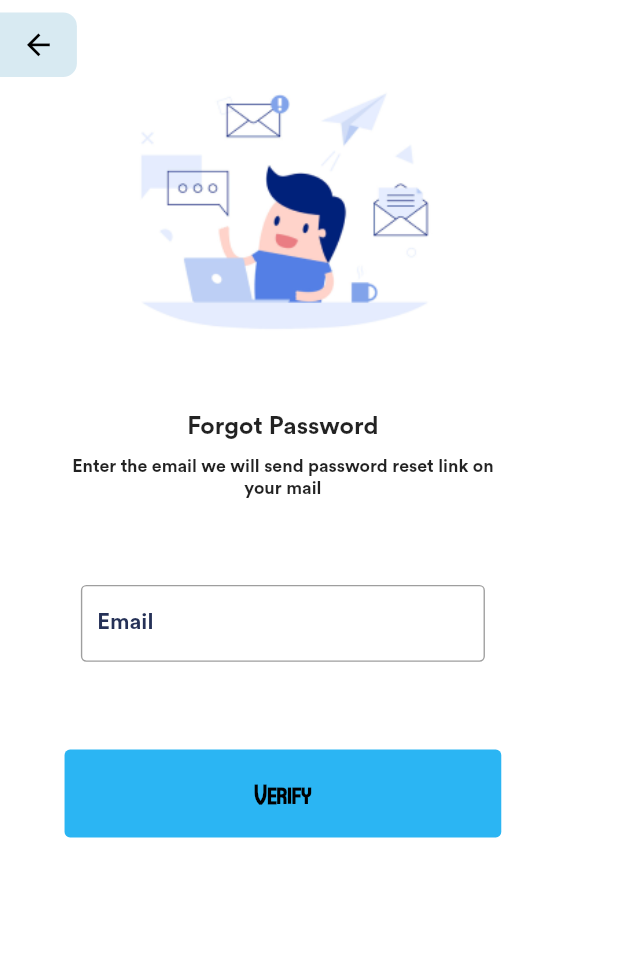
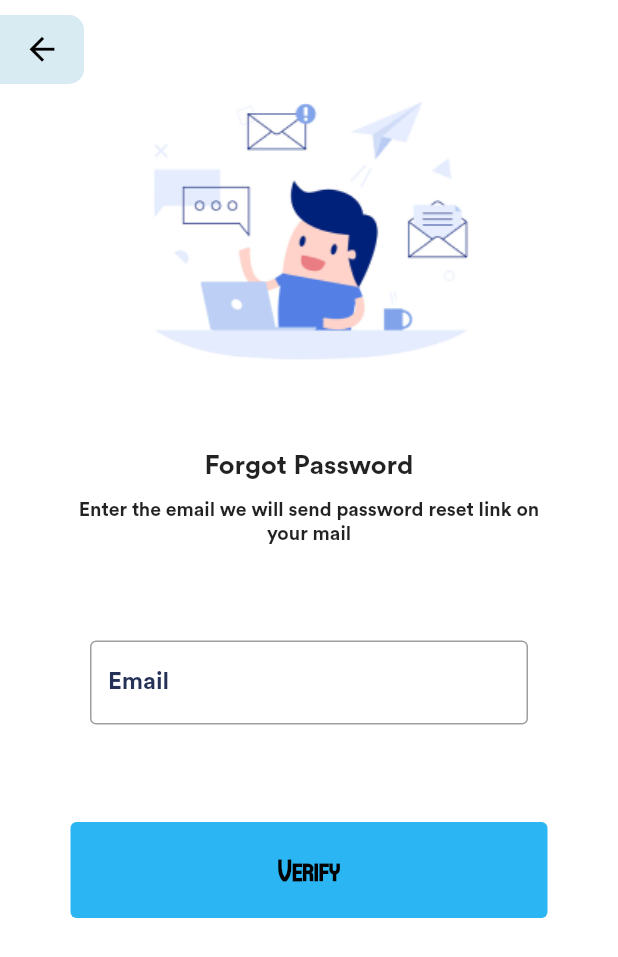
Before and after one commit to amitsingh6391/Academic-master, a Flutter app: the screen it shows after launch, after a tap on "Forgot Password?", on a phone screen of 412 x 824 dp. Shown: the top 957 px of the screen. Run offline on Flutter 3.47's test engine with Material 2 defaults, Android fonts, the phone set to English and light mode, and no system bars; our stand-ins replace another_flushbar, auto_route, bloc, cached_network_image, cloud_firestore, dartz and 29 more; missing offline and left inert: razorpay_flutter, selectable_autolink_text; accounts and stored records are empty; project files that could hold a hidden picture were left out.

Commit message:
update to dart sdk 3

```diff
--- a/lib/firebase_option.dart
+++ b/lib/firebase_option.dart
@@ -2,7 +2,7 @@
 // ignore_for_file: lines_longer_than_80_chars, avoid_classes_with_only_static_members
 import 'package:firebase_core/firebase_core.dart' show FirebaseOptions;
 import 'package:flutter/foundation.dart'
-    show defaultTargetPlatform, kIsWeb, TargetPlatform;
+    show TargetPlatform, defaultTargetPlatform, kIsWeb;
 
 /// Default [FirebaseOptions] for use with your Firebase apps.
 ///
--- a/lib/infrastructure/core/helpers.dart
+++ b/lib/infrastructure/core/helpers.dart
@@ -1,10 +1,7 @@
-// ignore_for_file: always_declare_return_types
-
 import 'package:shared_preferences/shared_preferences.dart';
 
 class Helpers {
-  // ignore: type_annotate_public_apis
-  setUserName(String name) async {
+  Future<void> setUserName(String name) async {
     final SharedPreferences prefs = await SharedPreferences.getInstance();
 
     await prefs.setString('userName', name);
--- a/lib/infrastructure/e_learning/chats_and_friends/userchatroom_dtos.dart
+++ b/lib/infrastructure/e_learning/chats_and_friends/userchatroom_dtos.dart
@@ -8,9 +8,6 @@ part 'userchatroom_dtos.g.dart';
 
 @freezed
 abstract class ChatroomDto implements _$ChatroomDto {
-  const ChatroomDto._();
-
-  // ignore: sort_unnamed_constructors_first
   const factory ChatroomDto({
     required String chatroomId,
     required String partnerId,
@@ -18,6 +15,7 @@ abstract class ChatroomDto implements _$ChatroomDto {
     required DateTime chatroomAt,
     required List<String> usersId,
   }) = _ChatroomDto;
+  const ChatroomDto._();
 
   factory ChatroomDto.fromDomain(Chatroom chatroom) {
     return ChatroomDto(
--- a/lib/infrastructure/e_learning/question_dtos.dart
+++ b/lib/infrastructure/e_learning/question_dtos.dart
@@ -9,9 +9,6 @@ part 'question_dtos.g.dart';
 
 @freezed
 abstract class QuestionDto implements _$QuestionDto {
-  const QuestionDto._();
-
-  // ignore: sort_unnamed_constructors_first
   const factory QuestionDto({
     required String questionId,
     required String userId,
@@ -19,6 +16,7 @@ abstract class QuestionDto implements _$QuestionDto {
     required String mediaUrl,
     required DateTime askAt,
   }) = _QuestionDto;
+  const QuestionDto._();
 
   factory QuestionDto.fromDomain(Question question) {
     return QuestionDto(
--- a/lib/infrastructure/e_learning/user_comment_dtos.dart
+++ b/lib/infrastructure/e_learning/user_comment_dtos.dart
@@ -9,15 +9,13 @@ part 'user_comment_dtos.g.dart';
 
 @freezed
 abstract class UserCommentDto implements _$UserCommentDto {
-  const UserCommentDto._();
-
-  // ignore: sort_unnamed_constructors_first
   const factory UserCommentDto({
     required String commentId,
     required String userId,
     required String commentDescription,
     required DateTime commentAt,
   }) = _UserCommentDto;
+  const UserCommentDto._();
 
   factory UserCommentDto.fromDomain(UserComment comment) {
     return UserCommentDto(
--- a/lib/presentation/core/app_widget.dart
+++ b/lib/presentation/core/app_widget.dart
@@ -20,18 +20,35 @@ class AppWidget extends StatelessWidget {
           title: 'Academic master',
           debugShowCheckedModeBanner: false,
           theme: Apptheme.theme,
-          builder: (context, widget) => ResponsiveWrapper.builder(
-            BouncingScrollWrapper.builder(context, widget!),
-            maxWidth: PageBreakpoint.tablet,
-            defaultScale: true,
+          builder: (context, child) => ResponsiveBreakpoints.builder(
+            child: child!,
             breakpoints: [
-              const ResponsiveBreakpoint.resize(450, name: MOBILE),
-              const ResponsiveBreakpoint.autoScale(800, name: TABLET),
-              const ResponsiveBreakpoint.autoScale(1000, name: TABLET),
-              const ResponsiveBreakpoint.resize(1200, name: DESKTOP),
-              const ResponsiveBreakpoint.autoScale(2460, name: "4K"),
+              const Breakpoint(
+                start: PageBreakpoint.MOBILE_MIN,
+                end: PageBreakpoint.MOBILE_MAX,
+                name: MOBILE,
+              ),
+              const Breakpoint(
+                start: PageBreakpoint.TABLET_MIN,
+                end: PageBreakpoint.TABLET_MAX,
+                name: TABLET,
+              ),
+              const Breakpoint(
+                start: PageBreakpoint.DESKTOP_MIN,
+                end: PageBreakpoint.DESKTOP_MAX,
+                name: DESKTOP,
+              ),
+              const Breakpoint(
+                start: PageBreakpoint.UHD_MIN,
+                end: PageBreakpoint.UHD_MAX,
+                name: '4K',
+              ),
+              const Breakpoint(
+                start: PageBreakpoint.BEYOND_UHD_MIN,
+                end: PageBreakpoint.MAX,
+                name: '>4K',
+              ),
             ],
-            background: const ColoredBox(color: Color(0xFFF5F5F5)),
           ),
         ),
       ),
--- a/lib/presentation/core/critical_failure.dart
+++ b/lib/presentation/core/critical_failure.dart
@@ -29,9 +29,9 @@ class CriticalFailureDisplay extends StatelessWidget {
           ),
           ElevatedButton(
             onPressed: () {},
-            child: Row(
+            child: const Row(
               mainAxisSize: MainAxisSize.min,
-              children: const <Widget>[
+              children: <Widget>[
                 Icon(Icons.mail),
                 SizedBox(width: 4),
                 Text('I NEED HELP'),
--- a/lib/presentation/core/responsive.dart
+++ b/lib/presentation/core/responsive.dart
@@ -1,54 +1,53 @@
+// ignore_for_file: constant_identifier_names
+
+import 'dart:math';
+
 import 'package:academic_master/presentation/theme/theme.dart';
 import 'package:flutter/material.dart';
-import 'package:responsive_framework/responsive_wrapper.dart';
 
 /// Reference from Chrome responsive layout
 class PageBreakpoint {
-  static const double mobileS = 320;
-  static const double mobileM = 375;
-  static const double mobile = 425;
-  static const double tablet = 768;
-  static const double daskTop = 768;
-  static const double deskTopL = 1440;
-  static const double deskTopXl = 2560;
+  static const double MOBILE_MIN = 0;
+  static const double MOBILE_MAX = 425;
+  static const double TABLET_MIN = 426;
+  static const double TABLET_MAX = 768;
+  static const double DESKTOP_MIN = 769;
+  static const double DESKTOP_MAX = 1920;
+  static const double UHD_MIN = 1921;
+  static const double UHD_MAX = 1440;
+  static const double BEYOND_UHD_MIN = 1440;
+  static const double MAX = double.maxFinite;
 }
 
 /// A responsive widget to be used as a wrapper for pages
-///
+
 class Responsive extends StatelessWidget {
   const Responsive({
     required this.child,
     this.backgroundColor = Apptheme.backgroundColor,
     this.maxWidth,
+    this.border = false,
+    this.maxHeight,
     super.key,
   });
   final Widget child;
+
   final Color backgroundColor;
   final double? maxWidth;
+  final bool border;
+  final double? maxHeight;
 
   @override
   Widget build(BuildContext context) {
-    return ResponsiveWrapper.builder(
-      child,
-      maxWidth: maxWidth ?? PageBreakpoint.tablet,
-      minWidth: PageBreakpoint.mobile,
-      defaultScale: true,
-      breakpoints: const [
-        ResponsiveBreakpoint.autoScaleDown(400),
-        ResponsiveBreakpoint.resize(
-          PageBreakpoint.mobile,
-          name: MOBILE,
+    return ConstrainedBox(
+      constraints: BoxConstraints(
+        maxWidth: max(
+          maxWidth ?? PageBreakpoint.TABLET_MAX,
+          PageBreakpoint.MOBILE_MAX,
         ),
-        ResponsiveBreakpoint.resize(
-          PageBreakpoint.tablet,
-          name: TABLET,
-        ),
-        ResponsiveBreakpoint.resize(
-          PageBreakpoint.tablet,
-          name: DESKTOP,
-        ),
-      ],
-      background: ColoredBox(color: backgroundColor),
+        minWidth: PageBreakpoint.MOBILE_MAX,
+      ),
+      child: child,
     );
   }
 }
@@ -70,9 +69,9 @@ class ResponsiveLayout extends StatelessWidget {
     return LayoutBuilder(
       builder: (BuildContext layoutBuilderContext, BoxConstraints constraints) {
         final double screenWidth = constraints.maxWidth;
-        if (screenWidth <= PageBreakpoint.mobile) {
+        if (screenWidth <= PageBreakpoint.MOBILE_MAX) {
           return mobile;
-        } else if (screenWidth <= PageBreakpoint.tablet) {
+        } else if (screenWidth <= PageBreakpoint.TABLET_MAX) {
           return tablet;
         } else {
           return desktop;
--- a/lib/presentation/e_learning/e_learning_dashboard/question_and_comments/users_comments.dart
+++ b/lib/presentation/e_learning/e_learning_dashboard/question_and_comments/users_comments.dart
@@ -42,7 +42,7 @@ class _UsersCommentsState extends State<UsersComments> {
           child: SizedBox(
             height: 0.7.sh,
             child: Stack(
-              alignment: WidgetsBinding.instance.window.viewInsets.bottom > 0.0
+              alignment: MediaQuery.of(context).viewInsets.bottom > 0.0
                   ? Alignment.topCenter
                   : Alignment.bottomCenter,
               children: [
```
Also changed, not shown: lib/infrastructure/e_learning/subject_dtos.dart (+2 -6 lines), pubspec.yaml (+39 -39 lines), lib/infrastructure/e_learning/subject_dtos.freezed.dart, lib/infrastructure/e_learning/subject_dtos.g.dart, lib/presentation/routes/router.gr.dart, pubspec.lock, 1 other file.
